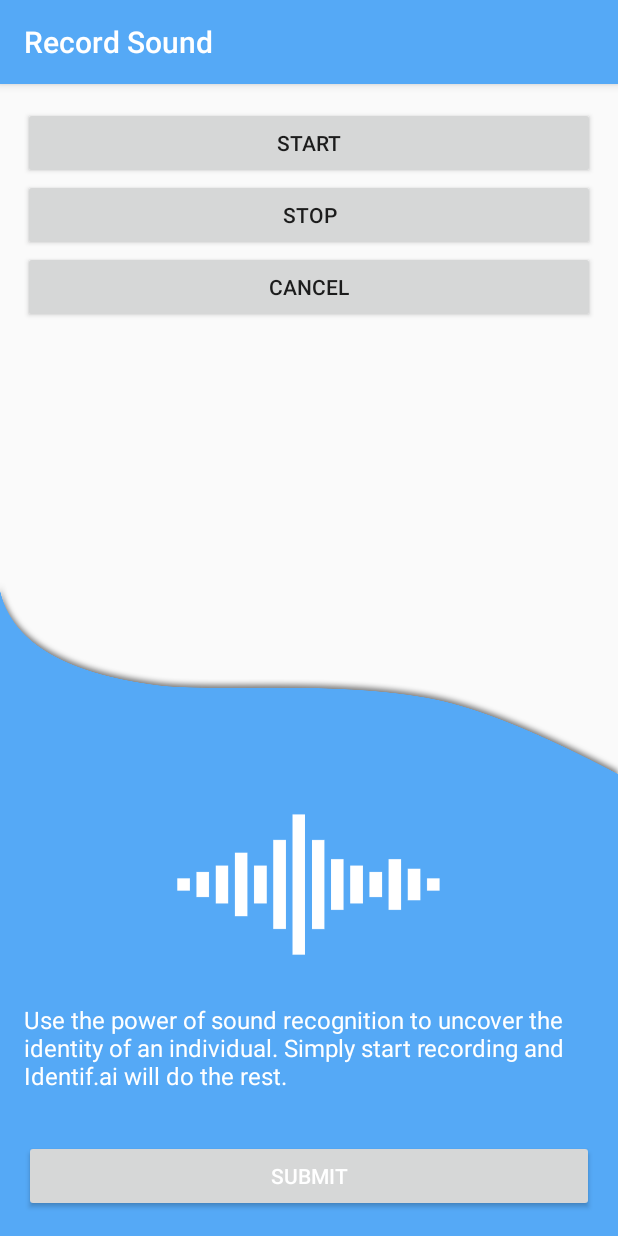
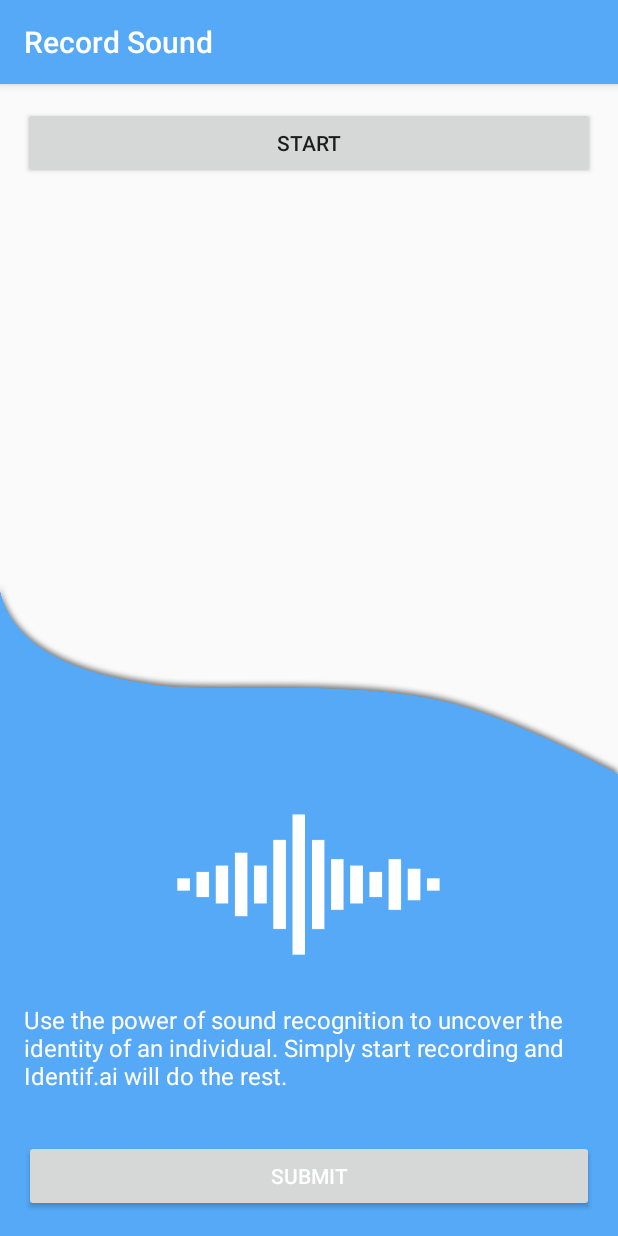
Before and after one commit to itsAlexNguyen/Identif.ai, an Android app: the AudioController screen opened directly, with no data from a screen before it, on a phone screen of 412 x 824 dp. Run offline under Robolectric (Android 15) with nearby library versions, the phone set to English and light mode, and no system bars.

Commit message:
Removed cancel and stop for a cancellable progress dialog.

```diff
--- a/sound/src/main/java/mcmaster/ca/sound/AudioController.java
+++ b/sound/src/main/java/mcmaster/ca/sound/AudioController.java
@@ -13,6 +13,8 @@ import com.google.gson.GsonBuilder;
 import com.google.gson.reflect.TypeToken;
 
 import android.Manifest;
+import android.app.ProgressDialog;
+import android.content.DialogInterface;
 import android.content.Intent;
 import android.os.Bundle;
 import android.os.Environment;
@@ -25,18 +27,19 @@ import android.widget.Toast;
 import mcmaster.ca.appcore.datastore.DataController;
 import static mcmaster.ca.appcore.datastore.DataController.RESULTS_PARAM;
 import mcmaster.ca.appcore.datastore.ActorModel;
+import mcmaster.ca.appcore.ui.BaseActivity;
 import mcmaster.ca.sound.models.Artist;
 import mcmaster.ca.sound.models.Music;
 import mcmaster.ca.sound.models.SoundResult;
 
-public class AudioController extends AppCompatActivity implements IACRCloudListener {
+public class AudioController extends BaseActivity implements IACRCloudListener {
     public static final int RESULT_CODE = 3003;
     private ACRCloudClient mClient;
     private ACRCloudConfig mConfig;
 
     private boolean mProcessing = false;
     private boolean initState = false;
-
+    private ProgressDialog listeningDialog;
     private String path = "";
 
     @Override
@@ -53,6 +56,15 @@ public class AudioController extends AppCompatActivity implements IACRCloudListe
         path = Environment.getExternalStorageDirectory().toString()
             + "/acrcloud/model";
 
+        listeningDialog = new ProgressDialog(this);
+        listeningDialog.setMessage("Listening...");
+        listeningDialog.setOnCancelListener(new DialogInterface.OnCancelListener() {
+            @Override
+            public void onCancel(DialogInterface dialogInterface) {
+                cancel();
+            }
+        });
+
         File file = new File(path);
         if (!file.exists()) {
             file.mkdirs();
@@ -61,37 +73,14 @@ public class AudioController extends AppCompatActivity implements IACRCloudListe
         Button startBtn = (Button)findViewById(R.id.start);
         startBtn.setText("Start");
 
-        Button stopBtn = (Button)findViewById(R.id.stop);
-        stopBtn.setText("Stop");
-
-        findViewById(R.id.stop).setOnClickListener(
-            new View.OnClickListener() {
-
-                @Override
-                public void onClick(View v) {
-                    stop();
-                }
-            });
-
-        Button cancelBtn = (Button)findViewById(R.id.cancel);
-        cancelBtn.setText("Cancel");
-
         findViewById(R.id.start).setOnClickListener(new View.OnClickListener() {
 
             @Override
             public void onClick(View arg0) {
+                listeningDialog.show();
                 sendAudioApi();
             }
         });
-
-        findViewById(R.id.cancel).setOnClickListener(
-            new View.OnClickListener() {
-
-                @Override
-                public void onClick(View v) {
-                    cancel();
-                }
-            });
 
         this.mConfig = new ACRCloudConfig();
         this.mConfig.acrcloudListener = this;
@@ -108,10 +97,17 @@ public class AudioController extends AppCompatActivity implements IACRCloudListe
         this.initState = this.mClient.initWithConfig(this.mConfig);
         if (this.initState) {
             this.mClient
-                .startPreRecord(3000); //sendAudioApi prerecord, you can call "this.mClient.stopPreRecord()" to stop prerecord.
+                .startPreRecord(
+                    3000); //sendAudioApi prerecord, you can call "this.mClient.stopPreRecord()" to stop prerecord.
         }
     }
 
+    protected void cancel() {
+        if (mProcessing && this.mClient != null) {
+            mProcessing = false;
+            this.mClient.cancel();
+        }
+    }
 
     public void sendAudioApi() {
         if (!this.initState) {
@@ -127,27 +123,13 @@ public class AudioController extends AppCompatActivity implements IACRCloudListe
         }
     }
 
-    protected void stop() {
-        if (mProcessing && this.mClient != null) {
-            this.mClient.stopRecordToRecognize();
-        }
-        mProcessing = false;
-    }
-
-    protected void cancel() {
-        if (mProcessing && this.mClient != null) {
-            mProcessing = false;
-            this.mClient.cancel();
-        }
-    }
-
     @Override
     public void onResult(String result) {
         if (this.mClient != null) {
             this.mClient.cancel();
             mProcessing = false;
         }
-
+        listeningDialog.dismiss();
         Gson gson = new GsonBuilder().create();
         Type type = new TypeToken<SoundResult>() {}.getType();
         SoundResult soundResult = gson.fromJson(result, type);
--- a/sound/src/main/res/layout/activity_sound.xml
+++ b/sound/src/main/res/layout/activity_sound.xml
@@ -12,16 +12,6 @@
 
         <Button
             android:id="@+id/start"
-            android:layout_width="fill_parent"
-            android:layout_height="wrap_content" />
-
-        <Button
-            android:id="@+id/stop"
-            android:layout_width="fill_parent"
-            android:layout_height="wrap_content" />
-
-        <Button
-            android:id="@+id/cancel"
             android:layout_width="fill_parent"
             android:layout_height="wrap_content" />
 
```
